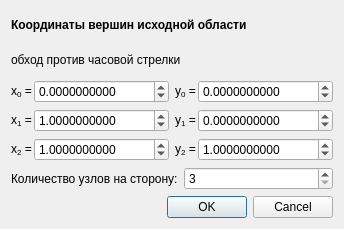
Before: the Qt Designer form qzcad/baryquadsdialog.ui in qzcad/qzcad-tree, drawn with Qt 5.
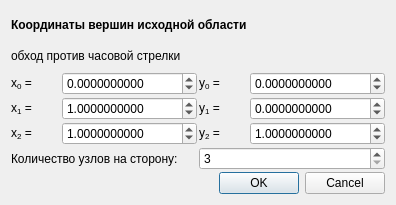
After: the same form once the commit is applied.

Diff of the .ui file:
```diff
--- a/qzcad/baryquadsdialog.ui
+++ b/qzcad/baryquadsdialog.ui
@@ -6,16 +6,22 @@
    <rect>
     <x>0</x>
     <y>0</y>
-    <width>344</width>
-    <height>229</height>
+    <width>396</width>
+    <height>205</height>
    </rect>
   </property>
   <property name="windowTitle">
    <string>Четырехугольная дискретизация треугольной области</string>
   </property>
   <layout class="QVBoxLayout" name="verticalLayout_3">
+   <property name="spacing">
+    <number>2</number>
+   </property>
    <item>
     <layout class="QVBoxLayout" name="verticalLayout_2">
+     <property name="spacing">
+      <number>2</number>
+     </property>
      <item>
       <widget class="QLabel" name="label_9">
        <property name="text">
```
